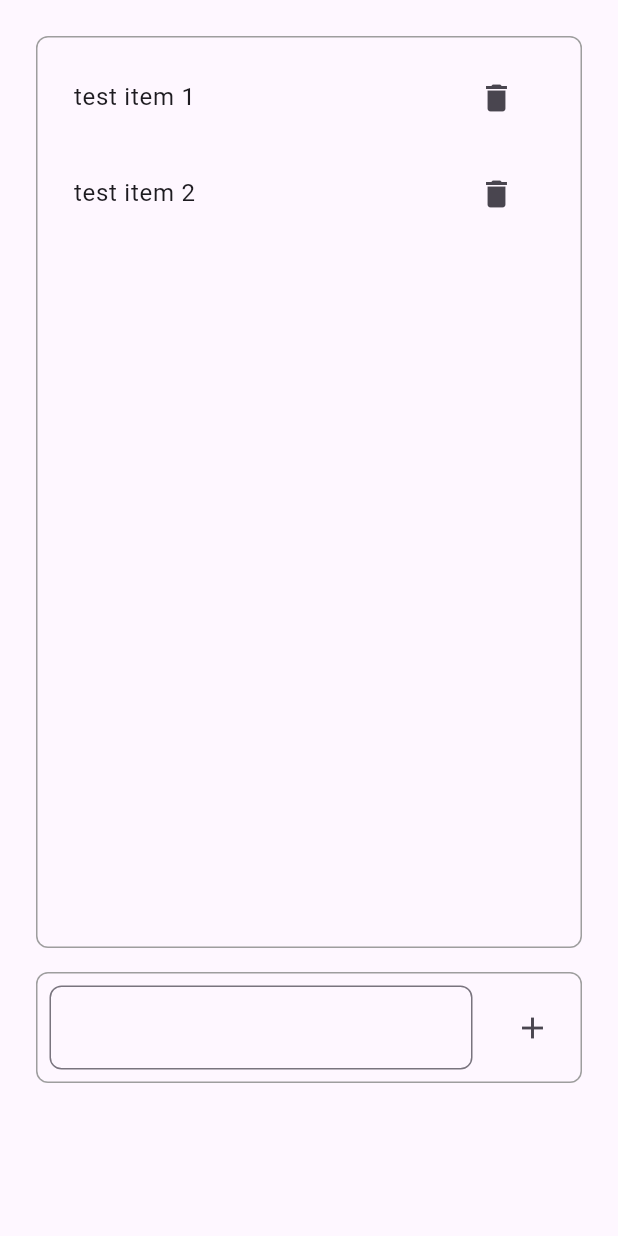
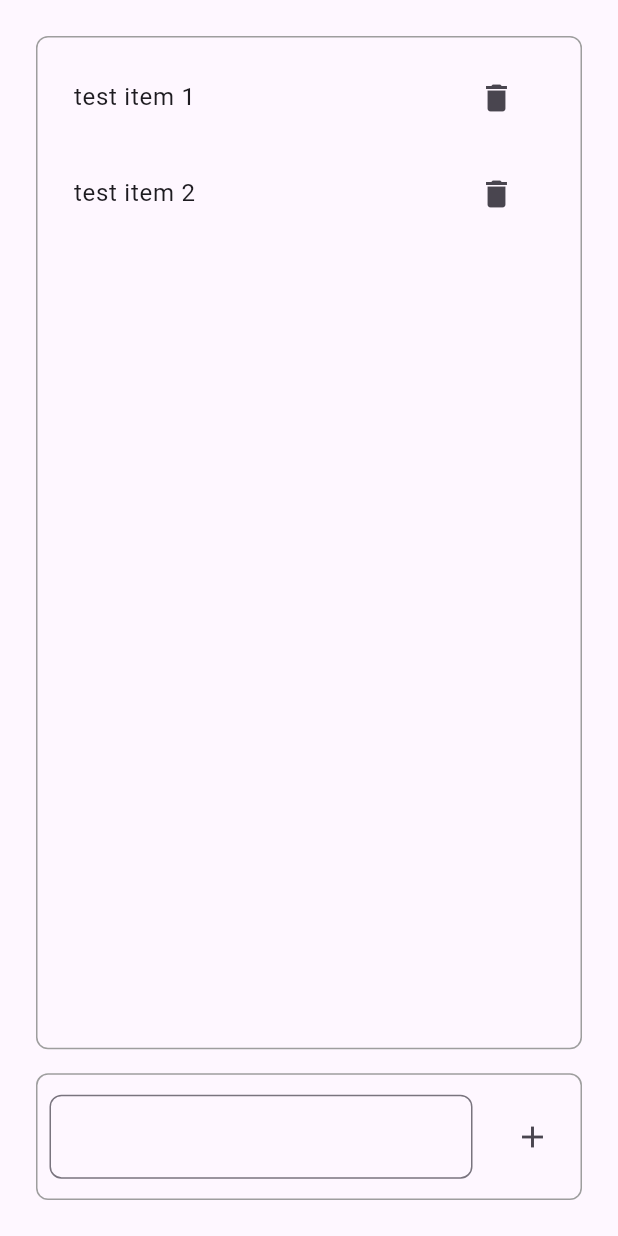
Before and after one commit to mhmdgazzar/checklist, a Flutter app: the screen it shows after launch, on a phone screen of 412 x 824 dp. Run offline on Flutter 3.47's test engine with Material 3 defaults, Android fonts, the phone set to English and light mode, and no system bars.

Commit message:
repair container flex

```diff
--- a/lib/src/features/main_screen/presentation/main_screen.dart
+++ b/lib/src/features/main_screen/presentation/main_screen.dart
@@ -16,9 +16,12 @@ class _MainScreenState extends State<MainScreen> {
         child: Padding(
           padding: const EdgeInsets.all(24),
           child: Column(
+            mainAxisAlignment: MainAxisAlignment.spaceBetween,
             children: [
               Flexible(
-                flex: 4,
+                flex: 8,
+                child: SizedBox(
+                  height: double.infinity,
                   child: Container(
                     decoration: BoxDecoration(
                       borderRadius: const BorderRadius.all(
@@ -45,6 +48,7 @@ class _MainScreenState extends State<MainScreen> {
                                   icon: const Icon(Icons.delete),
                                   onPressed: () {
                                     setState(() {
+                                      //MockDatabase.removeAt(index);
                                       itemsList?.removeAt(index);
                                     });
                                   },
@@ -57,9 +61,12 @@ class _MainScreenState extends State<MainScreen> {
                     ),
                   ),
                 ),
+              ),
               const SizedBox(height: 16),
               Flexible(
                 flex: 1,
+                child: SizedBox(
+                  height: double.infinity,
                   child: Container(
                     decoration: BoxDecoration(
                       borderRadius: const BorderRadius.all(
@@ -107,6 +114,7 @@ class _MainScreenState extends State<MainScreen> {
                     ),
                   ),
                 ),
+              ),
             ],
           ),
         ),
```
Lines whose indentation alone changed are shown as unchanged.
